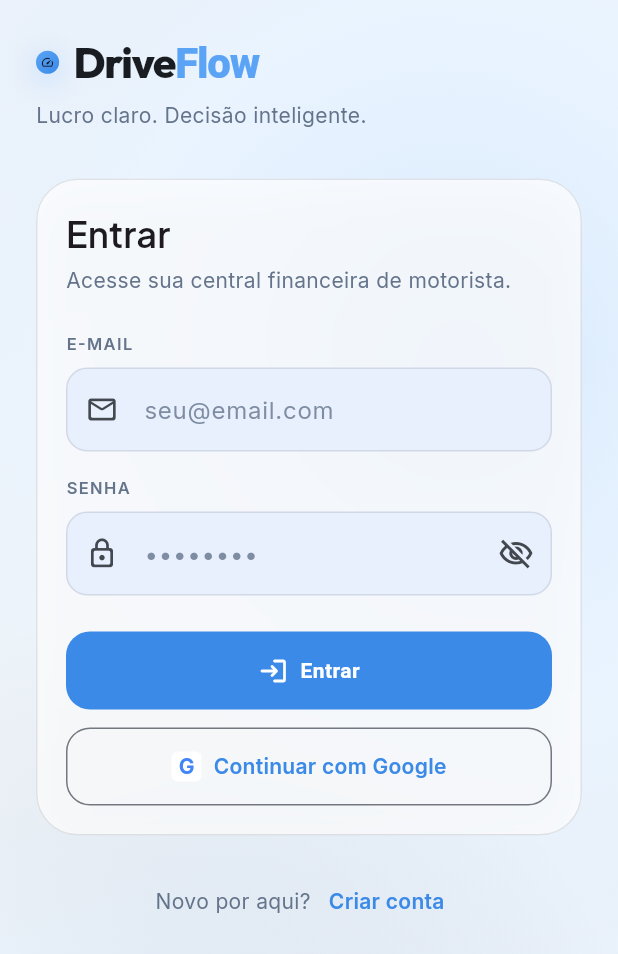
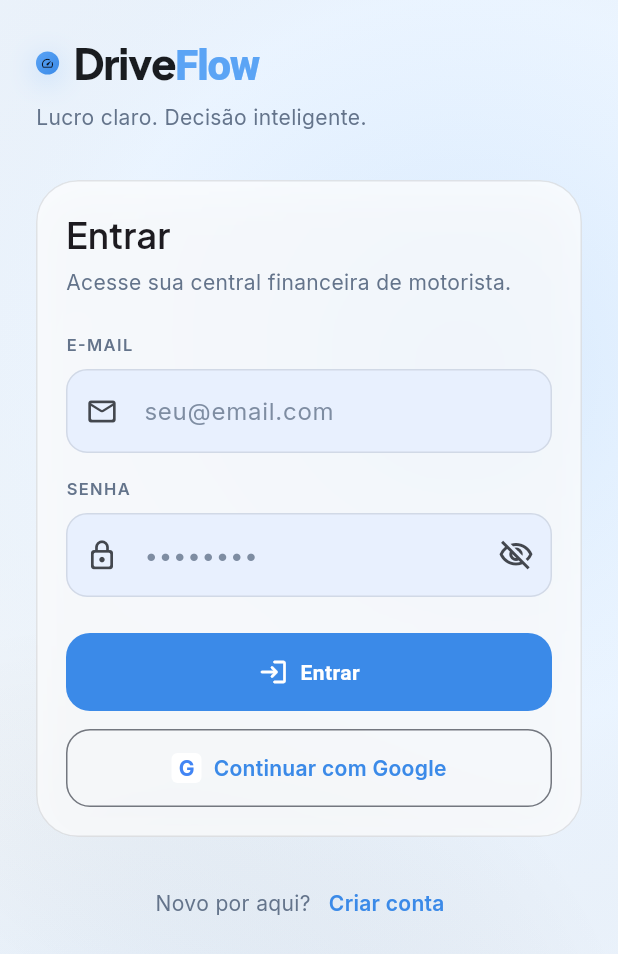
Before and after one commit to solerpedroo/driveflow, a Flutter app: the screen it shows after launch, on a phone screen of 412 x 824 dp. Shown: the top 954 px of the screen. Run offline on Flutter 3.47's test engine with Material 3 defaults, Android fonts, the phone set to English and light mode, and no system bars; our stand-ins replace cached_network_image, connectivity_plus, dio, file_picker, fl_chart, flutter_hooks and 14 more; missing offline and left inert: google_mlkit_text_recognition; accounts and stored records are empty.

Commit message:
feat(ui): refresh brand logo with sky-blue gradient and Jakarta Sans
Co-authored-by: Pedro Henrique Contardi Soler <pedrocsoler@hotmail.com>

```diff
--- a/lib/shared/widgets/driveflow_brand_logo.dart
+++ b/lib/shared/widgets/driveflow_brand_logo.dart
@@ -40,13 +40,13 @@ class DriveFlowBrandLogo extends StatelessWidget {
                   begin: Alignment.topLeft,
                   end: Alignment.bottomRight,
                   colors: [
-                    AppColors.electricTeal,
-                    AppColors.electricTealDim,
+                    AppColors.skyBlue,
+                    AppColors.skyBlueDim,
                   ],
                 ),
                 boxShadow: [
                   BoxShadow(
-                    color: AppColors.electricTeal.withValues(alpha: 0.35),
+                    color: AppColors.skyBlue.withValues(alpha: 0.35),
                     blurRadius: 16,
                     offset: const Offset(0, 4),
                   ),
@@ -61,7 +61,7 @@ class DriveFlowBrandLogo extends StatelessWidget {
             const SizedBox(width: 10),
             RichText(
               text: TextSpan(
-                style: GoogleFonts.outfit(
+                style: GoogleFonts.plusJakartaSans(
                   fontSize: titleSize,
                   fontWeight: FontWeight.w800,
                   letterSpacing: -0.8,
@@ -71,7 +71,7 @@ class DriveFlowBrandLogo extends StatelessWidget {
                   TextSpan(text: 'Drive'),
                   TextSpan(
                     text: 'Flow',
-                    style: TextStyle(color: AppColors.electricTeal),
+                    style: TextStyle(color: AppColors.skyBlue),
                   ),
                 ],
               ),
```
